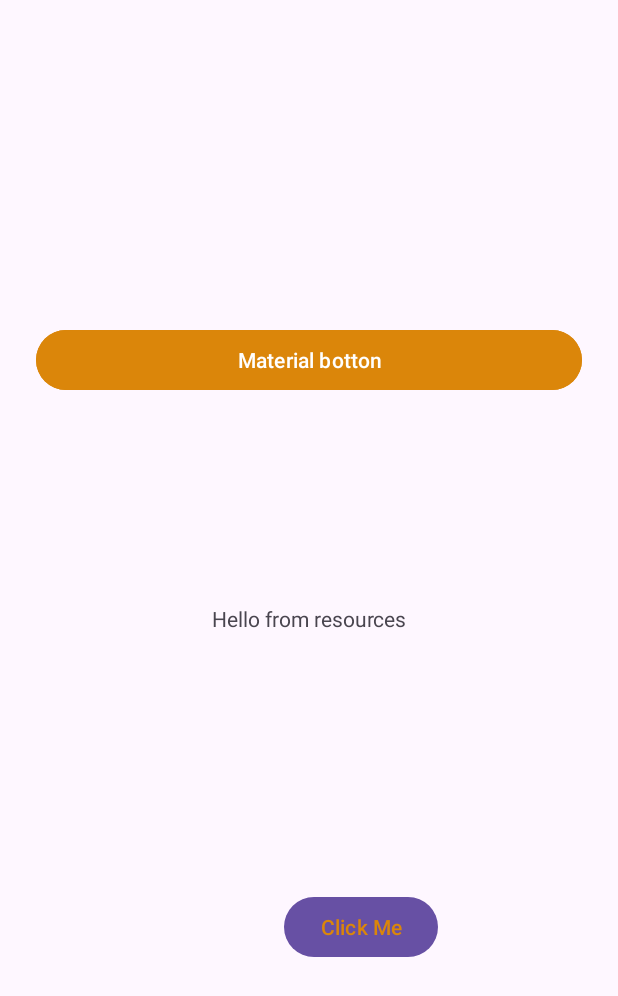
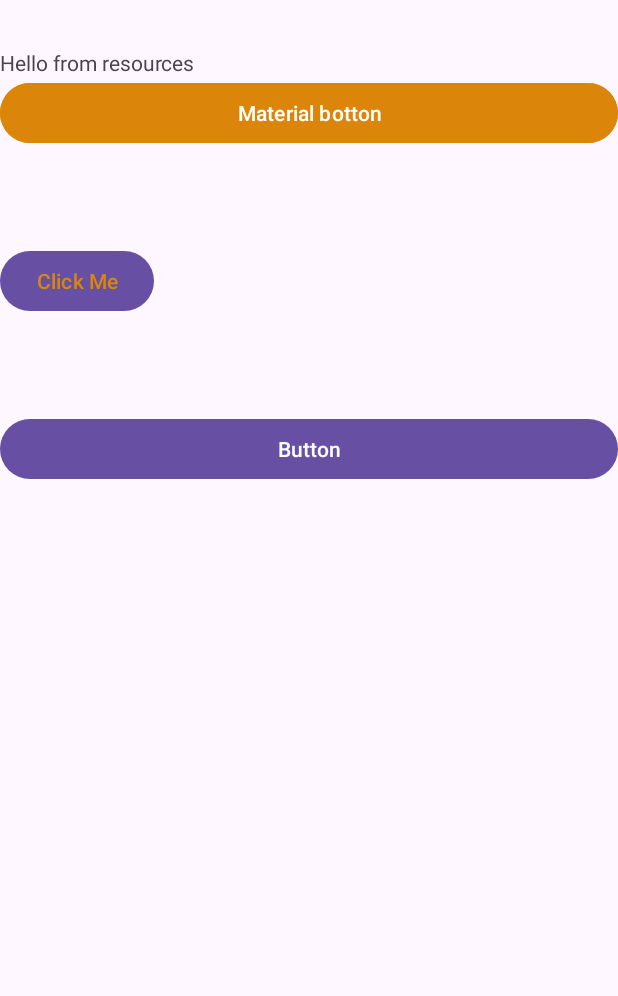
Before and after one commit to aymanibaida/nit3213h2b3, an Android app: the screen it shows after launch (MainActivity), on a phone screen of 412 x 824 dp. Shown: the top 996 px of the screen. Run offline under Robolectric (Android 15) with nearby library versions, the phone set to English and light mode, and no system bars.

Commit message:
linear layout

```diff
--- a/app/src/main/res/layout/activity_main.xml
+++ b/app/src/main/res/layout/activity_main.xml
@@ -1,48 +1,42 @@
 <?xml version="1.0" encoding="utf-8"?>
-<androidx.constraintlayout.widget.ConstraintLayout xmlns:android="http://schemas.android.com/apk/res/android"
+<LinearLayout xmlns:android="http://schemas.android.com/apk/res/android"
     xmlns:app="http://schemas.android.com/apk/res-auto"
     xmlns:tools="http://schemas.android.com/tools"
     android:id="@+id/main"
     android:layout_width="match_parent"
     android:layout_height="match_parent"
+    android:orientation="vertical"
     tools:context=".MainActivity">
 
     <TextView
         android:id="@+id/textViewmain"
         android:layout_width="wrap_content"
         android:layout_height="wrap_content"
-        android:text="@string/mainactivitytextview"
-        app:layout_constraintBottom_toBottomOf="parent"
-        app:layout_constraintEnd_toEndOf="parent"
-        app:layout_constraintStart_toStartOf="parent"
-        app:layout_constraintTop_toTopOf="parent" />
+        android:layout_marginTop="32dp"
+        android:text="@string/mainactivitytextview" />
 
 
     <Button
-        style="?attr/materialButtonTonalStyle"
         android:layout_width="match_parent"
         android:layout_height="wrap_content"
+
         android:backgroundTint="@color/aymantextcolor"
-        android:layout_marginStart="24dp"
-        android:layout_marginTop="216dp"
-        android:layout_marginEnd="24dp"
-        android:checkable="true"
-        android:text="Material botton"
-        app:layout_constraintEnd_toEndOf="parent"
-        app:layout_constraintStart_toStartOf="parent"
-        app:layout_constraintTop_toTopOf="parent" />
+        android:text="Material botton" />
 
     <Button
         android:id="@+id/buttonMain"
-        android:textColor="@color/aymantextcolor"
         android:layout_width="wrap_content"
         android:layout_height="wrap_content"
-        android:layout_marginStart="195dp"
-        android:layout_marginTop="172dp"
-        android:layout_marginEnd="126dp"
+
+        android:layout_marginTop="64dp"
+        android:layout_marginBottom="64dp"
         android:text="Click Me"
-        app:layout_constraintEnd_toEndOf="parent"
-        app:layout_constraintStart_toStartOf="parent"
-        app:layout_constraintTop_toBottomOf="@+id/textViewmain" />
+        android:textColor="@color/aymantextcolor" />
 
-</androidx.constraintlayout.widget.ConstraintLayout>
+    <Button
+        android:id="@+id/button"
+        android:layout_width="match_parent"
+        android:layout_height="wrap_content"
+        android:text="Button" />
+
+</LinearLayout>
```
